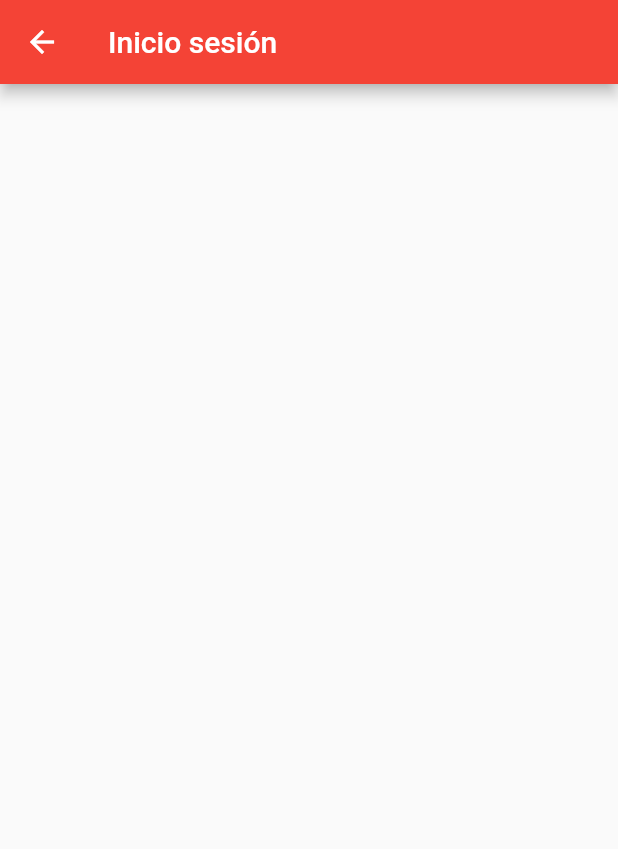
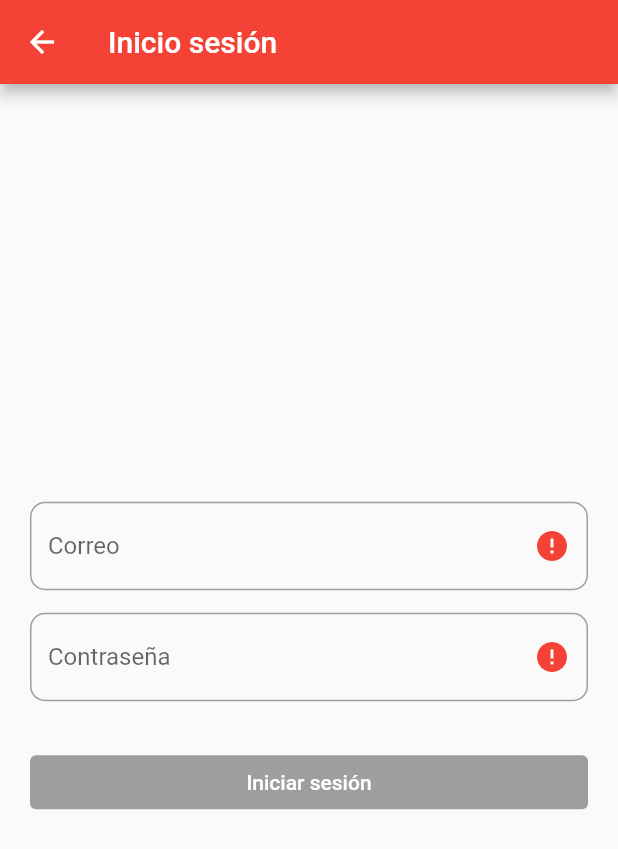
Before and after one commit to NicolasLopezFer/FlutterBloc-Restaurants, a Flutter app: the screen it shows after launch, after a tap on "Ingresar", on a phone screen of 412 x 824 dp. Shown: the top 849 px of the screen. Run offline on Flutter 3.47's test engine with Material 2 defaults, Android fonts, the light colour scheme and no system bars; our stand-ins replace bloc, firebase_auth, firebase_core, flutter_bloc; accounts and stored records are empty.

Commit message:
registro done

```diff
--- a/lib/bloc/user/user_event.dart
+++ b/lib/bloc/user/user_event.dart
@@ -3,10 +3,26 @@ part of 'user_bloc.dart';
 @immutable
 abstract class UserEvent {}
 
+class InitialUser extends UserEvent {}
+
 class LoginUser extends UserEvent {
-  final String name;
+  final String password;
   final String email;
-  LoginUser(this.name, this.email);
+  LoginUser(this.password, this.email);
+}
+
+class RegisterUser extends UserEvent {
+  final String email;
+  final String password;
+  RegisterUser(this.email, this.password);
 }
 
 class LogoutUser extends UserEvent {}
+
+class ChangeCredentials extends UserEvent {
+  final String email;
+  final String password;
+  final bool valEmail;
+  final bool valPassword;
+  ChangeCredentials(this.email, this.password, this.valEmail, this.valPassword);
+}
--- a/lib/bloc/user/user_state.dart
+++ b/lib/bloc/user/user_state.dart
@@ -3,16 +3,32 @@ part of 'user_bloc.dart';
 @immutable
 abstract class UserState {
   final bool authenticated;
+  final String email;
+  final String password;
+  final bool validEmail;
+  final bool validPassword;
   final User? user;
 
   const UserState({
     this.authenticated = false,
+    this.password = '',
+    this.email = '',
+    this.validEmail = false,
+    this.validPassword = false,
     this.user,
   });
 }
 
 class UserInitialState extends UserState {
-  const UserInitialState() : super(authenticated: false, user: null);
+  const UserInitialState()
+      : super(
+          authenticated: false,
+          user: null,
+          email: '',
+          password: '',
+          validEmail: false,
+          validPassword: false,
+        );
 }
 
 class UserLoginState extends UserState {
@@ -21,6 +37,21 @@ class UserLoginState extends UserState {
       : super(authenticated: true, user: logUser);
 }
 
-class UserLogoutState extends UserState {
-  const UserLogoutState() : super(authenticated: false, user: null);
+class UserLogoutState extends UserState {}
+
+class UserChangeCredentials extends UserState {
+  final String email;
+  final bool validEmail;
+  final String password;
+  final bool validPassword;
+  const UserChangeCredentials(
+    this.email,
+    this.validEmail,
+    this.password,
+    this.validPassword,
+  ) : super(
+            email: email,
+            validEmail: validEmail,
+            password: password,
+            validPassword: validPassword);
 }
--- /dev/null
+++ b/lib/helpers/icons_custom.dart
@@ -0,0 +1,13 @@
+import 'package:flutter/material.dart';
+
+sufixIcon(bool show) {
+  return show
+      ? Icon(
+          Icons.check_circle,
+          color: Colors.green,
+        )
+      : Icon(
+          Icons.error,
+          color: Colors.red,
+        );
+}
--- a/lib/main.dart
+++ b/lib/main.dart
@@ -3,7 +3,7 @@ import 'package:flutter_bloc/flutter_bloc.dart';
 import 'package:restaurants_test/bloc/city/city_bloc.dart';
 import 'package:restaurants_test/bloc/restaurant/restaurant_bloc.dart';
 import 'package:restaurants_test/bloc/user/user_bloc.dart';
-import 'package:restaurants_test/screens/auth/home_auth.dart';
+import 'package:restaurants_test/screens/home/home.dart';
 
 void main() {
   runApp(const MyApp());
@@ -27,7 +27,7 @@ class MyApp extends StatelessWidget {
         theme: ThemeData(
           primarySwatch: Colors.blue,
         ),
-        home: const HomeAuth(),
+        home: const HomeScreen(),
       ),
     );
   }
--- a/lib/screens/auth/home_auth.dart
+++ b/lib/screens/auth/auth_home.dart
@@ -1,6 +1,9 @@
 import 'package:flutter/material.dart';
+import 'package:flutter_bloc/flutter_bloc.dart';
 import 'package:restaurants_test/screens/auth/login.dart';
 import 'package:restaurants_test/screens/auth/register.dart';
+
+import '../../bloc/user/user_bloc.dart';
 
 class HomeAuth extends StatelessWidget {
   const HomeAuth({Key? key}) : super(key: key);
@@ -53,6 +56,8 @@ class HomeAuth extends StatelessWidget {
                       onSurface: Colors.grey,
                     ),
                     onPressed: () {
+                      BlocProvider.of<UserBloc>(context).add(InitialUser());
+
                       Navigator.push(
                         context,
                         MaterialPageRoute(
--- a/lib/screens/auth/login.dart
+++ b/lib/screens/auth/login.dart
@@ -1,15 +1,97 @@
 import 'package:flutter/material.dart';
+import 'package:flutter_bloc/flutter_bloc.dart';
+import 'package:restaurants_test/bloc/user/user_bloc.dart';
 
-class LoginPage extends StatelessWidget {
+import '../../helpers/icons_custom.dart';
+import '../../widgets/text_form_field_custom.dart';
+
+class LoginPage extends StatefulWidget {
   const LoginPage({Key? key}) : super(key: key);
 
   @override
+  State<LoginPage> createState() => _LoginPageState();
+}
+
+class _LoginPageState extends State<LoginPage> {
+  String emailField = '';
+  String passwordField = '';
+
+  @override
   Widget build(BuildContext context) {
+    final userBloc = BlocProvider.of<UserBloc>(context);
+
     return Scaffold(
       appBar: AppBar(
         backgroundColor: Colors.red,
         title: Text('Inicio sesión'),
       ),
+      body: Padding(
+        padding: const EdgeInsets.symmetric(horizontal: 20),
+        child: Column(
+          mainAxisAlignment: MainAxisAlignment.center,
+          crossAxisAlignment: CrossAxisAlignment.center,
+          children: [
+            _createEmail(userBloc),
+            SizedBox(height: 15),
+            _createPassword(userBloc),
+            SizedBox(height: 30),
+            _createButton(userBloc),
+          ],
+        ),
+      ),
     );
   }
+
+  Widget _createEmail(UserBloc bloc) {
+    return BlocBuilder<UserBloc, UserState>(builder: (_, state) {
+      return TextFormFieldCustom(
+        hintText: 'Correo',
+        onChanged: (String value) {
+          emailField = value;
+
+          bloc.add(ChangeCredentials(emailField, passwordField,
+              state.validEmail, state.validPassword));
+        },
+        suffixIcon: sufixIcon(state.validEmail),
+      );
+    });
+  }
+
+  Widget _createPassword(UserBloc bloc) {
+    return BlocBuilder<UserBloc, UserState>(builder: (_, state) {
+      return TextFormFieldCustom(
+        hintText: 'Contraseña',
+        onChanged: (String value) {
+          passwordField = value;
+
+          bloc.add(ChangeCredentials(emailField, passwordField,
+              state.validEmail, state.validPassword));
+        },
+        suffixIcon: sufixIcon(state.validPassword),
+      );
+    });
+  }
+
+  Widget _createButton(UserBloc bloc) {
+    return BlocBuilder<UserBloc, UserState>(builder: (_, state) {
+      return Container(
+        width: double.infinity,
+        child: TextButton(
+          child: Text('Iniciar sesión'),
+          style: TextButton.styleFrom(
+            primary: Colors.white,
+            backgroundColor: state.validEmail && state.validPassword
+                ? Colors.red
+                : Colors.grey,
+            onSurface: Colors.grey,
+          ),
+          onPressed: state.validEmail && state.validPassword
+              ? () {
+                  bloc.add(LoginUser(state.email, state.password));
+                }
+              : () {},
+        ),
+      );
+    });
+  }
 }
--- /dev/null
+++ b/lib/screens/home/home.dart
@@ -0,0 +1,25 @@
+import 'package:flutter/material.dart';
+import 'package:flutter_bloc/flutter_bloc.dart';
+import 'package:restaurants_test/bloc/user/user_bloc.dart';
+import 'package:restaurants_test/screens/auth/auth_home.dart';
+import 'package:restaurants_test/screens/auth/login.dart';
+import 'package:restaurants_test/screens/auth/register.dart';
+
+import '../restaurants/restaurants_home.dart';
+
+class HomeScreen extends StatelessWidget {
+  const HomeScreen({Key? key}) : super(key: key);
+
+  @override
+  Widget build(BuildContext context) {
+    return BlocBuilder<UserBloc, UserState>(
+      builder: (_, state) {
+        if (state.user == null) {
+          return HomeAuth();
+        }
+
+        return RestaurantsHome();
+      },
+    );
+  }
+}
--- /dev/null
+++ b/lib/widgets/text_form_field_custom.dart
@@ -0,0 +1,60 @@
+import 'package:flutter/material.dart';
+
+class TextFormFieldCustom extends StatelessWidget {
+  const TextFormFieldCustom({
+    Key? key,
+    this.hintText = '',
+    this.title,
+    this.onChanged,
+    this.suffixIcon,
+  }) : super(key: key);
+
+  final String hintText;
+  final String? title;
+  final Function(String)? onChanged;
+  final Widget? suffixIcon;
+
+  @override
+  Widget build(BuildContext context) {
+    return Column(
+      mainAxisSize: MainAxisSize.min,
+      crossAxisAlignment: CrossAxisAlignment.start,
+      children: [
+        if (title != null)
+          Padding(
+            padding: const EdgeInsets.only(bottom: 8.0),
+            child: Text(
+              title!,
+              style: TextStyle(fontWeight: FontWeight.w700),
+              textAlign: TextAlign.left,
+            ),
+          ),
+        TextFormField(
+          decoration: InputDecoration(
+            suffixIcon: suffixIcon,
+            labelStyle: TextStyle(
+              color: Colors.grey[700],
+            ),
+            focusedBorder: OutlineInputBorder(
+              borderRadius: BorderRadius.circular(10),
+              borderSide: BorderSide(
+                color: Colors.black,
+              ),
+            ),
+            disabledBorder: OutlineInputBorder(
+              borderRadius: BorderRadius.circular(10),
+              borderSide: BorderSide(color: Colors.grey),
+            ),
+            border: OutlineInputBorder(borderRadius: BorderRadius.circular(10)),
+            enabledBorder: OutlineInputBorder(
+              borderRadius: BorderRadius.circular(10),
+              borderSide: BorderSide(color: Colors.grey),
+            ),
+            hintText: hintText,
+          ),
+          onChanged: onChanged,
+        ),
+      ],
+    );
+  }
+}
--- a/pubspec.yaml
+++ b/pubspec.yaml
@@ -29,6 +29,8 @@ environment:
 dependencies:
   bloc: ^8.0.2
   cupertino_icons: ^1.0.2
+  firebase_auth: ^3.3.6
+  firebase_core: ^1.12.0
   flutter:
     sdk: flutter
   flutter_bloc: ^8.0.1
```
Also changed, not shown: lib/bloc/user/user_bloc.dart (+37 -4 lines), lib/helpers/validators.dart (added, +16 -0 lines), lib/models/user.dart (+0 -11 lines), lib/screens/auth/register.dart (+83 -1 lines), lib/screens/restaurants/restaurants_home.dart (added, +17 -0 lines), pubspec.lock, 3 other files.
